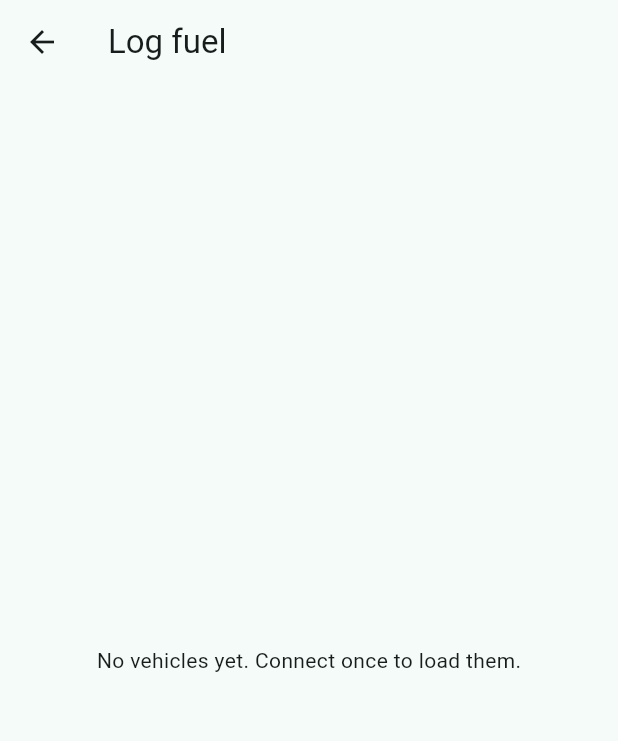
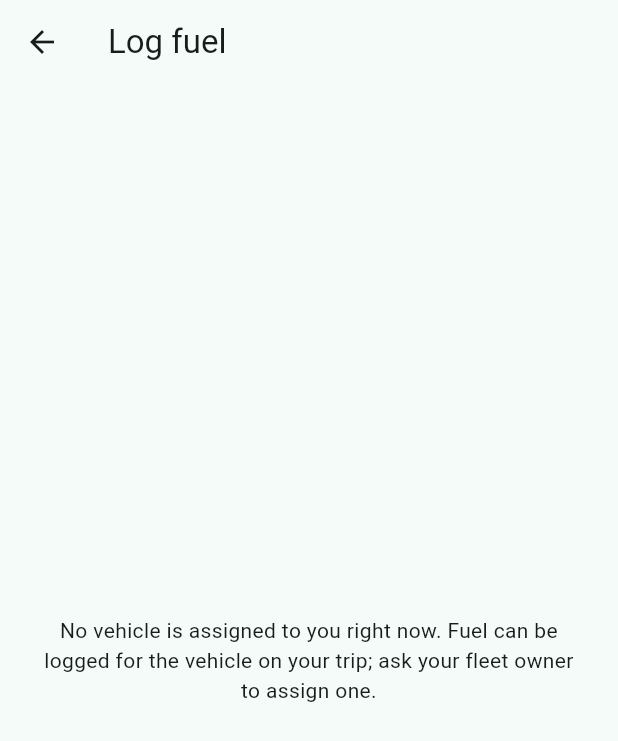
Before and after one commit to hritambh/taxcy, a Flutter app: the FuelFillScreen screen opened directly, on a phone screen of 412 x 824 dp. Shown: the top 741 px of the screen. Run offline on Flutter 3.47's test engine with Material 3 defaults, Android fonts, the phone set to English and light mode, and no system bars; our stand-ins replace camera, connectivity_plus, drift, drift_flutter, flutter_riverpod, flutter_secure_storage and 2 more; accounts and stored records are empty; generated files the repository leaves out were written again; network calls fail.

Commit message:
feat(driver-app): take the fuel fill's vehicle from the driver's trips
Drivers no longer pick from the whole fleet. Opened from a trip, the vehicle is
that trip's and can't be changed; from the home screen it's the running trip's
vehicle (and the fill is linked to the trip), otherwise the vehicles on assigned
trips or trips ended in the last day. With no such trip the screen says why.

Co-Authored-By: Claude Opus 5.5 <noreply@anthropic.com>

```diff
--- a/apps/driver-app/lib/features/fuel/fuel_fill_screen.dart
+++ b/apps/driver-app/lib/features/fuel/fuel_fill_screen.dart
@@ -6,8 +6,10 @@ import '../../app/providers.dart';
 import '../../core/api/models.dart';
 import '../../core/media/captured_photo.dart';
 import '../../core/repositories/fuel_repository.dart';
+import '../../core/repositories/trips_repository.dart';
 import '../common/format.dart';
 import '../common/widgets.dart';
+import 'fuel_vehicle.dart';
 
 final _vehiclesProvider = FutureProvider<List<Vehicle>>(
   (ref) => ref.watch(fuelRepositoryProvider).vehicles(),
@@ -21,11 +23,14 @@ const _paidByLabels = {
 };
 
 /// Receipt photo, odometer photo + km, quantity, amount, full-tank toggle, who paid.
+///
+/// The vehicle comes from the driver's trips, never from the whole fleet: opened
+/// from a trip, it's that trip's vehicle; otherwise see [fuelVehicleOptions].
 class FuelFillScreen extends ConsumerStatefulWidget {
   const FuelFillScreen({this.tripId, this.vehicleId, super.key});
   final String? tripId;
 
-  /// Defaults the picker to the current trip's vehicle.
+  /// The trip's vehicle, when opened from a trip; the driver can't change it.
   final String? vehicleId;
 
   @override
@@ -59,7 +64,7 @@ class _FuelFillScreenState extends ConsumerState<FuelFillScreen> {
     super.dispose();
   }
 
-  Future<void> _save(Vehicle vehicle) async {
+  Future<void> _save(Vehicle vehicle, String? tripId) async {
     final valid = _form.currentState!.validate();
     setState(() => _showPhotoErrors = true);
     if (!valid || _receipt == null || _odometer == null) return;
@@ -77,7 +82,7 @@ class _FuelFillScreenState extends ConsumerState<FuelFillScreen> {
             odometerKm: int.parse(_km.text.trim()),
             odometerPhoto: _odometer!,
             receipt: _receipt!,
-            tripId: widget.tripId,
+            tripId: tripId,
           ),
         );
     if (!mounted) return;
@@ -91,22 +96,49 @@ class _FuelFillScreenState extends ConsumerState<FuelFillScreen> {
 
   @override
   Widget build(BuildContext context) {
-    final vehicles = ref.watch(_vehiclesProvider);
     return Scaffold(
       appBar: AppBar(title: const Text('Log fuel')),
-      body: vehicles.when(
-        loading: () => const Center(child: CircularProgressIndicator()),
-        error: (error, _) => Center(child: Text('$error')),
-        data: (list) {
-          if (list.isEmpty) {
-            return const Center(
-              child: Text('No vehicles yet. Connect once to load them.'),
+      body: _body(),
     );
   }
-          final vehicle = list.firstWhere(
-            (v) => v.id == _vehicleId,
-            orElse: () => list.first,
+
+  Widget _body() {
+    final vehicles = ref.watch(_vehiclesProvider);
+    final trips = ref.watch(tripsProvider);
+    if (vehicles.isLoading || trips.isLoading) {
+      return const Center(child: CircularProgressIndicator());
+    }
+    final error = vehicles.error ?? trips.error;
+    if (error != null) return Center(child: Text('$error'));
+
+    final fixedId = widget.vehicleId;
+    final options = fixedId != null
+        ? null
+        : fuelVehicleOptions([
+            for (final t in trips.value ?? const <TripView>[]) t.trip,
+          ], DateTime.now());
+    if (options != null && options.isEmpty) {
+      return const _Message(
+        'No vehicle is assigned to you right now. Fuel can be logged for '
+        'the vehicle on your trip; ask your fleet owner to assign one.',
       );
+    }
+    final selectedId = fixedId ?? _vehicleId ?? options!.first.vehicle.id;
+    final option = options?.firstWhere((o) => o.vehicle.id == selectedId);
+    // A fill made during a running trip belongs to it.
+    final tripId =
+        widget.tripId ??
+        (option?.trip.status == 'started' ? option!.trip.id : null);
+
+    final vehicle = (vehicles.value ?? const <Vehicle>[])
+        .where((v) => v.id == selectedId)
+        .firstOrNull;
+    if (vehicle == null) {
+      return const _Message(
+        "This vehicle's details haven't been downloaded yet. "
+        'Connect to the internet once and try again.',
+      );
+    }
     final fuel = vehicle.allowedFuels.contains(_fuel)
         ? _fuel!
         : vehicle.allowedFuels.first;
@@ -116,17 +148,34 @@ class _FuelFillScreenState extends ConsumerState<FuelFillScreen> {
       child: ListView(
         padding: const EdgeInsets.all(16),
         children: [
+          if (options == null || options.length == 1)
+            InputDecorator(
+              key: const Key('fuel-vehicle'),
+              decoration: InputDecoration(
+                labelText: 'Vehicle',
+                helperText: option == null
+                    ? 'The vehicle on this trip'
+                    : 'From your trip: ${_route(option.trip)}',
+                border: const OutlineInputBorder(),
+              ),
+              child: Text('${vehicle.registrationNo} · ${vehicle.model}'),
+            )
+          else
             DropdownButtonFormField<String>(
-                  initialValue: vehicle.id,
+              key: const Key('fuel-vehicle'),
+              initialValue: selectedId,
               decoration: const InputDecoration(
                 labelText: 'Vehicle',
+                helperText: 'Vehicles on your trips',
                 border: OutlineInputBorder(),
               ),
               items: [
-                    for (final v in list)
+                for (final o in options)
                   DropdownMenuItem(
-                        value: v.id,
-                        child: Text('${v.registrationNo} · ${v.model}'),
+                    value: o.vehicle.id,
+                    child: Text(
+                      '${o.vehicle.registrationNo} · ${_route(o.trip)}',
+                    ),
                   ),
               ],
               onChanged: (v) => setState(() {
@@ -139,10 +188,7 @@ class _FuelFillScreenState extends ConsumerState<FuelFillScreen> {
             SegmentedButton<String>(
               segments: [
                 for (final f in vehicle.allowedFuels)
-                        ButtonSegment(
-                          value: f,
-                          label: Text(_fuelNames[f] ?? f),
-                        ),
+                  ButtonSegment(value: f, label: Text(_fuelNames[f] ?? f)),
               ],
               selected: {fuel},
               onSelectionChanged: (s) => setState(() => _fuel = s.first),
@@ -205,9 +251,7 @@ class _FuelFillScreenState extends ConsumerState<FuelFillScreen> {
           SwitchListTile(
             contentPadding: EdgeInsets.zero,
             title: const Text('Full tank'),
-                  subtitle: const Text(
-                    'Turn on when the tank was filled completely',
-                  ),
+            subtitle: const Text('Turn on when the tank was filled completely'),
             value: _fullTank,
             onChanged: (v) => setState(() => _fullTank = v),
           ),
@@ -245,14 +289,27 @@ class _FuelFillScreenState extends ConsumerState<FuelFillScreen> {
           ),
           const SizedBox(height: 24),
           FilledButton(
-                  onPressed: () => _save(vehicle),
+            onPressed: () => _save(vehicle, tripId),
             child: const Text('Save fuel fill'),
           ),
         ],
       ),
     );
-        },
+  }
+
+  static String _route(Trip t) =>
+      t.toText == null ? t.fromText : '${t.fromText} → ${t.toText}';
+}
+
+class _Message extends StatelessWidget {
+  const _Message(this.text);
+  final String text;
+
+  @override
+  Widget build(BuildContext context) => Center(
+    child: Padding(
+      padding: const EdgeInsets.all(24),
+      child: Text(text, textAlign: TextAlign.center),
     ),
   );
 }
-}
--- /dev/null
+++ b/apps/driver-app/lib/features/fuel/fuel_vehicle.dart
@@ -0,0 +1,43 @@
+import '../../core/api/models.dart';
+
+/// A vehicle the driver may log fuel for, and the trip that gives it to them.
+class FuelVehicleOption {
+  const FuelVehicleOption({required this.vehicle, required this.trip});
+  final TripVehicle vehicle;
+  final Trip trip;
+}
+
+/// Which vehicles a driver can log fuel for, from their trips: the vehicle of a
+/// running trip if there is one (the fill is then linked to that trip); otherwise
+/// the vehicles of assigned trips, then of trips that ended in the last day (e.g.
+/// filling up after the drop). The driver never picks from the whole fleet.
+List<FuelVehicleOption> fuelVehicleOptions(List<Trip> trips, DateTime now) {
+  final withVehicle = trips.where((t) => t.vehicle != null).toList();
+
+  final started = withVehicle.where((t) => t.status == 'started').toList();
+  if (started.isNotEmpty) {
+    return [
+      FuelVehicleOption(vehicle: started.first.vehicle!, trip: started.first),
+    ];
+  }
+
+  final assigned = withVehicle.where((t) => t.status == 'assigned').toList()
+    ..sort((a, b) => a.scheduledStartAt.compareTo(b.scheduledStartAt));
+  final recentlyEnded =
+      withVehicle
+          .where(
+            (t) =>
+                t.status == 'ended' &&
+                t.endedAt != null &&
+                now.difference(t.endedAt!) <= const Duration(hours: 24),
+          )
+          .toList()
+        ..sort((a, b) => b.endedAt!.compareTo(a.endedAt!));
+
+  final seen = <String>{};
+  return [
+    for (final t in [...assigned, ...recentlyEnded])
+      if (seen.add(t.vehicle!.id))
+        FuelVehicleOption(vehicle: t.vehicle!, trip: t),
+  ];
+}
```
Also changed, not shown: 3 other files. Lines whose indentation alone changed are shown as unchanged.
